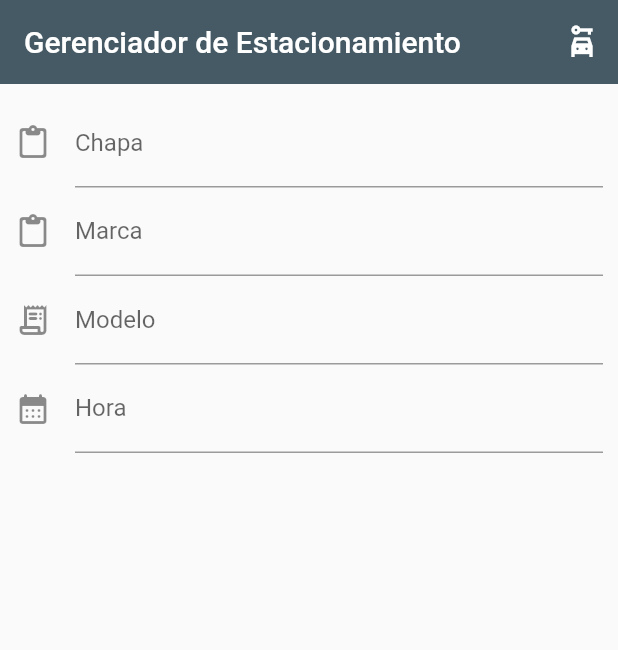
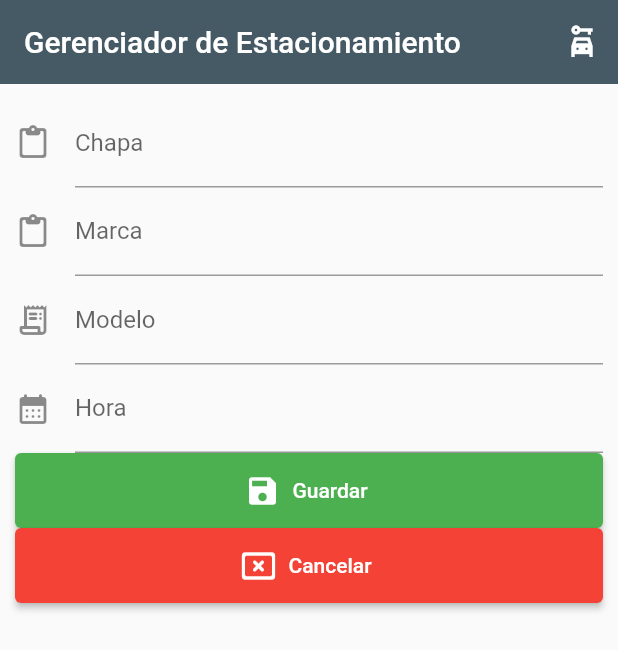
Before and after one commit to cristhiankelm/parking_management, a Flutter app: the screen it shows after launch, on a phone screen of 412 x 824 dp. Shown: the top 650 px of the screen. Run offline on Flutter 3.47's test engine with Material 2 defaults, Android fonts, the light colour scheme and no system bars.

Commit message:
create buttons on home screens

```diff
--- a/lib/screens/home_screens.dart
+++ b/lib/screens/home_screens.dart
@@ -27,6 +27,28 @@ class HomeScreens extends StatelessWidget {
             labelText: 'Hora', icon: Icon(Icons.calendar_month_rounded)));
   }
 
+  Widget buttonSave() {
+    return SizedBox(
+        width: double.infinity,
+        height: 50,
+        child: ElevatedButton.icon(
+            style: ElevatedButton.styleFrom(primary: Colors.green),
+            onPressed: () {},
+            icon: Icon(Icons.save),
+            label: Text('Guardar')));
+  }
+
+  Widget buttonCancel() {
+    return SizedBox(
+        width: double.infinity,
+        height: 50,
+        child: ElevatedButton.icon(
+            style: ElevatedButton.styleFrom(primary: Colors.red),
+            onPressed: () {},
+            icon: Icon(Icons.cancel_presentation_rounded),
+            label: Text('Cancelar')));
+  }
+
   @override
   Widget build(BuildContext context) {
     return Scaffold(
@@ -41,7 +63,14 @@ class HomeScreens extends StatelessWidget {
         padding: EdgeInsets.all(10),
         child: Form(
           child: Column(
-            children: [fieldPlate(), fieldEmail(), fieldModel(), fieldClock()],
+            children: [
+              fieldPlate(),
+              fieldEmail(),
+              fieldModel(),
+              fieldClock(),
+              buttonSave(),
+              buttonCancel(),
+            ],
           ),
         ),
       ),
```
